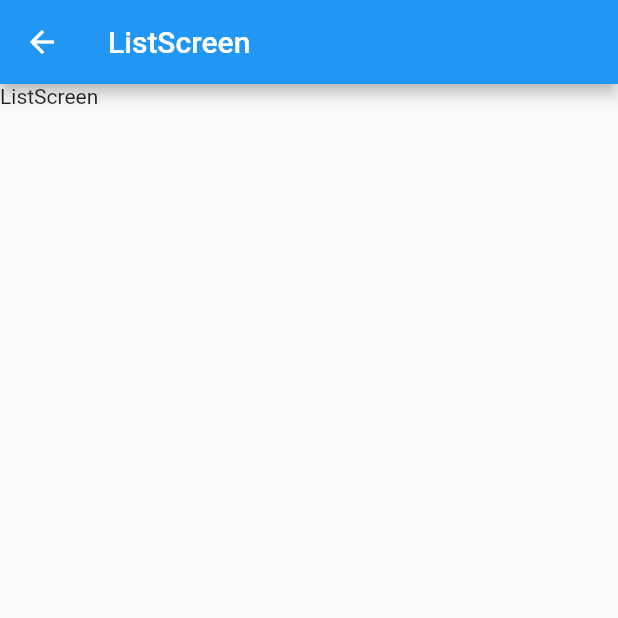
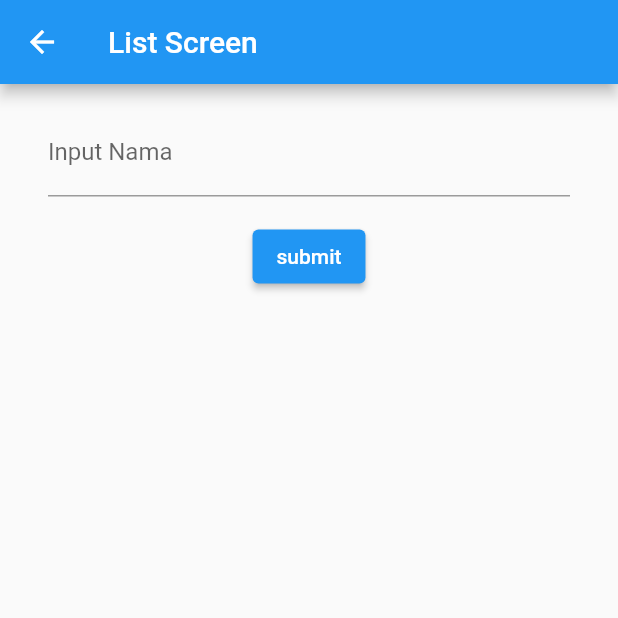
Before and after one commit to Pradhikaa/Tugas_Flutter, a Flutter app: the listscreen screen opened by its route, on a phone screen of 412 x 824 dp, the top half of it. Run offline on Flutter 3.47's test engine with Material 2 defaults, Android fonts, the phone set to English and light mode, and no system bars; our stand-ins replace get; missing offline and left inert: flutter_application_1; statements that could not run were skipped.

Commit message:
Add files via upload

```diff
--- a/lib/controller/homecontroller.dart
+++ b/lib/controller/homecontroller.dart
@@ -2,15 +2,18 @@ import 'package:flutter/material.dart';
 import 'package:get/get.dart';
 
 class homecontroller extends GetxController {
+  TextEditingController namaSiswa = TextEditingController();
+  TextEditingController namaMapel = TextEditingController();
+  TextEditingController jnsMapel = TextEditingController();
   TextEditingController namacontroller = TextEditingController();
 
   RxString nama = RxString('');
   RxBool isOpen = RxBool(true);
+  RxBool isClose = RxBool(false);
 
-  updateName(String name) {
-    nama.value = name;
-    return name;
-  }
+  RxInt count = RxInt(0);
+  RxList<String> siswaNama = RxList<String>();
+  RxMap<String, String> listMapel = RxMap<String, String>();
 
   void setTog(bool toggle) {
     isOpen(toggle);
@@ -27,6 +30,28 @@ class homecontroller extends GetxController {
     x.value--;
   }
 
+  // List screen
+
+  void tambahkeList(String nama) {
+    siswaNama.add(nama);
+    print(siswaNama.value);
+  }
+
+  void addSiswa(String nama) {
+    siswaNama.add(nama);
+    namaSiswa.text = '';
+    print(siswaNama.value);
+  }
+
+  void removeSiswa(int index) {
+    siswaNama.removeAt(index);
+  }
+
+  void addMapel(String namaMapel, String jnsMapel) {
+    listMapel[namaMapel] = jnsMapel;
+    print(listMapel.value);
+  }
+
   // void ChangeName(String nn) {
   //   nama.value = nn;
   //   print(nama.value);
--- a/lib/listscreen.dart
+++ b/lib/listscreen.dart
@@ -1,19 +1,44 @@
 import 'package:flutter/material.dart';
+import 'controller/homecontroller.dart';
 import 'package:get/get.dart';
-import 'package:flutter_application_1/controller/homecontroller.dart';
 
 class listscreen extends StatelessWidget {
   const listscreen({super.key});
 
   @override
   Widget build(BuildContext context) {
-    homecontroller ic = Get.put(homecontroller());
+    homecontroller hc = Get.put(homecontroller());
     return Scaffold(
       appBar: AppBar(
-        title: const Text('ListScreen'),
+        title: const Text("List Screen"),
       ),
       body: Container(
-        child: const Text("ListScreen"),
+        margin: const EdgeInsets.only(left: 32, right: 32),
+        child: Column(
+          children: [
+            const SizedBox(height: 16),
+            TextField(
+              controller: hc.namaSiswa,
+              decoration: const InputDecoration(label: Text("Input Nama")),
+            ),
+            const SizedBox(height: 16),
+            ElevatedButton(
+                onPressed: () {
+                  hc.tambahkeList(hc.namaSiswa.text);
+                },
+                child: const Text("submit")),
+            Expanded(
+                child: Obx(() => ListView.builder(
+                      shrinkWrap: true,
+                      itemCount: hc.siswaNama.length,
+                      itemBuilder: (context, index) {
+                        return Card(
+                          child: Text(hc.siswaNama.value[index]),
+                        );
+                      },
+                    )))
+          ],
+        ),
       ),
     );
   }
--- a/lib/main.dart
+++ b/lib/main.dart
@@ -1,4 +1,6 @@
 import 'package:flutter/material.dart';
+import 'package:flutter_application_1/awalgetx.dart';
+import 'package:flutter_application_1/listmap.dart';
 import 'package:flutter_application_1/utama.dart';
 import 'package:get/get.dart';
 import 'listscreen.dart';
@@ -17,7 +19,9 @@ class MyApp extends StatelessWidget {
       getPages: [
         GetPage(name: "/", page: () => const MyApp()),
         GetPage(name: "/indec", page: () => const InDecScreen()),
-        GetPage(name: "/listsc", page: () => const listscreen()),
+        GetPage(name: "/listscreen", page: () => const listscreen()),
+        GetPage(name: "/listmap", page: () => const listmap()),
+        GetPage(name: "/awalgetx", page: () => const awalgetx()),
       ],
       debugShowCheckedModeBanner: false,
       home: Utama(),
--- a/lib/utama.dart
+++ b/lib/utama.dart
@@ -1,5 +1,5 @@
 import 'package:flutter/material.dart';
-import 'package:flutter_application_1/test.dart';
+import 'package:flutter_application_1/awalgetx.dart';
 import 'dua.dart';
 
 void main() {
@@ -62,7 +62,7 @@ class Utama extends StatelessWidget {
                   onTap: () {
                     Navigator.of(context).push(
                       MaterialPageRoute(
-                        builder: (context) => const Test(),
+                        builder: (context) => const awalgetx(),
                       ),
                     );
                   },
```
Also changed, not shown: lib/awalgetx.dart (added, +126 -0 lines), lib/listmap.dart (added, +52 -0 lines), lib/test.dart (+15 -3 lines).
